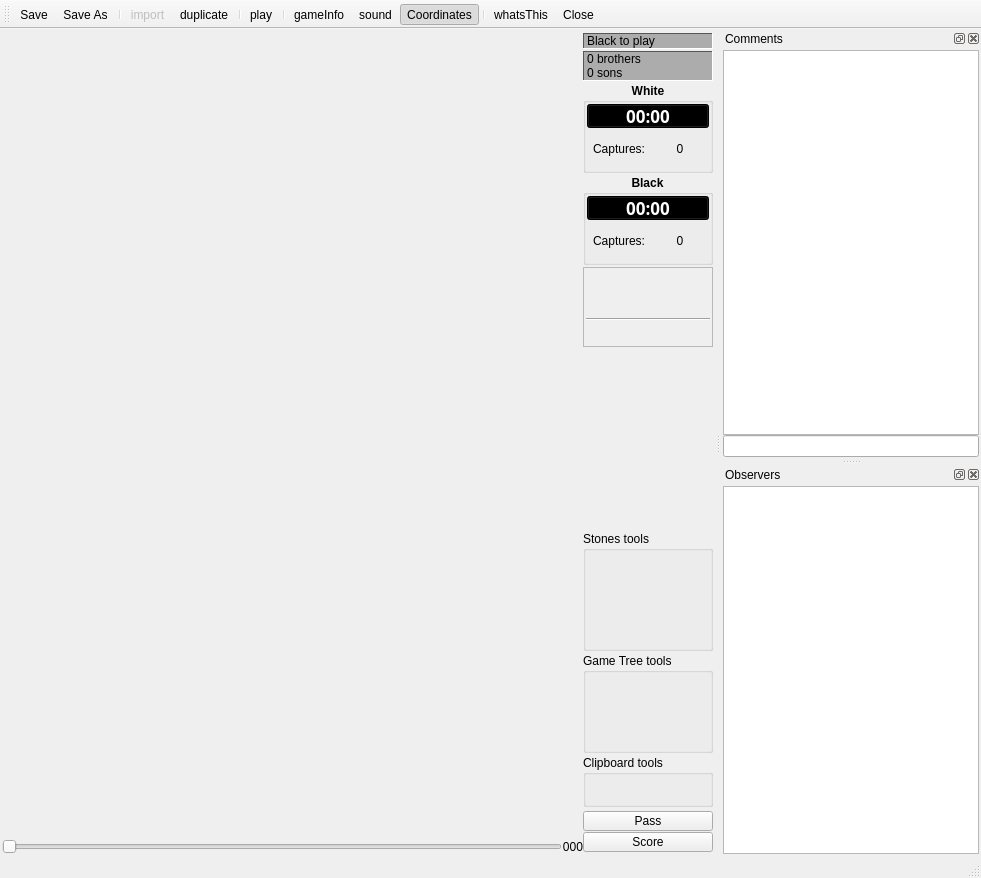
pzorin/qgo, file src/board/boardwindow.ui: the form before one commit.
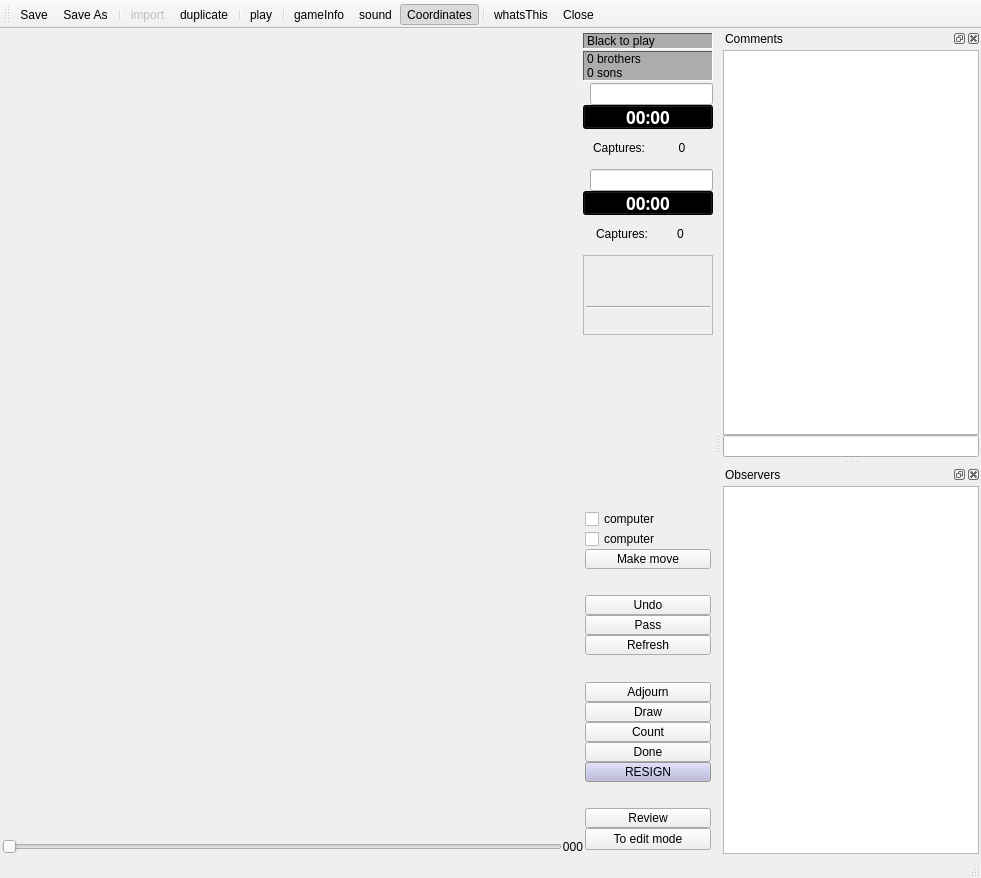
The form after the commit. Icons and pictures are not drawn. Custom widgets are drawn as their Qt base class.

Commit message: Merge computer and edit mode

```diff
--- a/src/board/boardwindow.ui
+++ b/src/board/boardwindow.ui
@@ -1220,47 +1220,31 @@
             <number>0</number>
            </property>
            <item>
-            <widget class="QGroupBox" name="whiteFrame">
-             <property name="sizePolicy">
-              <sizepolicy hsizetype="Preferred" vsizetype="Minimum">
-               <horstretch>0</horstretch>
-               <verstretch>0</verstretch>
-              </sizepolicy>
-             </property>
-             <property name="minimumSize">
-              <size>
-               <width>16</width>
-               <height>60</height>
-              </size>
-             </property>
-             <property name="font">
-              <font>
-               <weight>75</weight>
-               <bold>true</bold>
-              </font>
-             </property>
-             <property name="title">
-              <string>White</string>
-             </property>
+            <layout class="QVBoxLayout" name="whiteLayout">
+             <item>
+              <layout class="QHBoxLayout" name="horizontalLayout_2">
+               <item>
+                <widget class="QLabel" name="label">
+                 <property name="text">
+                  <string/>
+                 </property>
+                 <property name="pixmap">
+                  <pixmap resource="board.qrc">:/boardicons/resources/pics/stone_white.png</pixmap>
+                 </property>
+                </widget>
+               </item>
+               <item>
+                <widget class="QLineEdit" name="whiteName">
              <property name="alignment">
-              <set>Qt::AlignHCenter</set>
-             </property>
-             <layout class="QVBoxLayout">
-              <property name="spacing">
-               <number>0</number>
-              </property>
-              <property name="leftMargin">
-               <number>1</number>
-              </property>
-              <property name="topMargin">
-               <number>1</number>
-              </property>
-              <property name="rightMargin">
-               <number>1</number>
-              </property>
-              <property name="bottomMargin">
-               <number>1</number>
-              </property>
+                  <set>Qt::AlignCenter</set>
+                 </property>
+                 <property name="readOnly">
+                  <bool>true</bool>
+                 </property>
+                </widget>
+               </item>
+              </layout>
+             </item>
               <item>
                <widget class="QPushButton" name="pb_timeWhite">
                 <property name="sizePolicy">
@@ -1800,12 +1784,6 @@
                 </property>
                 <item>
                  <widget class="QLabel" name="TextLabel2">
-                  <property name="font">
-                   <font>
-                    <weight>50</weight>
-                    <bold>false</bold>
-                   </font>
-                  </property>
                   <property name="text">
                    <string>Captures:</string>
                   </property>
@@ -1816,70 +1794,44 @@
                 </item>
                 <item>
                  <widget class="QLabel" name="capturesWhite">
-                  <property name="font">
-                   <font>
-                    <weight>50</weight>
-                    <bold>false</bold>
-                   </font>
-                  </property>
                   <property name="text">
                    <string>0</string>
                   </property>
                   <property name="alignment">
                    <set>Qt::AlignCenter</set>
                   </property>
-                  <property name="margin">
-                   <number>0</number>
-                  </property>
                  </widget>
                 </item>
                </layout>
               </item>
              </layout>
-            </widget>
            </item>
            <item>
-            <widget class="QGroupBox" name="blackFrame">
-             <property name="sizePolicy">
-              <sizepolicy hsizetype="Preferred" vsizetype="Minimum">
-               <horstretch>0</horstretch>
-               <verstretch>0</verstretch>
-              </sizepolicy>
-             </property>
-             <property name="minimumSize">
-              <size>
-               <width>16</width>
-               <height>60</height>
-              </size>
-             </property>
-             <property name="font">
-              <font>
-               <weight>75</weight>
-               <bold>true</bold>
-              </font>
-             </property>
-             <property name="title">
-              <string>Black</string>
-             </property>
+            <layout class="QVBoxLayout" name="blackLayout">
+             <item>
+              <layout class="QHBoxLayout" name="horizontalLayout_3">
+               <item>
+                <widget class="QLabel" name="blackLabel">
+                 <property name="text">
+                  <string/>
+                 </property>
+                 <property name="pixmap">
+                  <pixmap resource="board.qrc">:/boardicons/resources/pics/stone_plain.png</pixmap>
+                 </property>
+                </widget>
+               </item>
+               <item>
+                <widget class="QLineEdit" name="blackName">
              <property name="alignment">
-              <set>Qt::AlignHCenter</set>
-             </property>
-             <layout class="QVBoxLayout">
-              <property name="spacing">
-               <number>0</number>
-              </property>
-              <property name="leftMargin">
-               <number>1</number>
-              </property>
-              <property name="topMargin">
-               <number>1</number>
-              </property>
-              <property name="rightMargin">
-               <number>1</number>
-              </property>
-              <property name="bottomMargin">
-               <number>1</number>
-              </property>
+                  <set>Qt::AlignCenter</set>
+                 </property>
+                 <property name="readOnly">
+                  <bool>true</bool>
+                 </property>
+                </widget>
+               </item>
+              </layout>
+             </item>
               <item>
                <widget class="QPushButton" name="pb_timeBlack">
                 <property name="sizePolicy">
@@ -2401,30 +2353,9 @@
                </widget>
               </item>
               <item>
-               <layout class="QHBoxLayout">
-                <property name="spacing">
-                 <number>6</number>
-                </property>
-                <property name="leftMargin">
-                 <number>0</number>
-                </property>
-                <property name="topMargin">
-                 <number>0</number>
-                </property>
-                <property name="rightMargin">
-                 <number>0</number>
-                </property>
-                <property name="bottomMargin">
-                 <number>0</number>
-                </property>
+              <layout class="QHBoxLayout" name="_2">
                 <item>
                  <widget class="QLabel" name="TextLabel2_2">
-                  <property name="font">
-                   <font>
-                    <weight>50</weight>
-                    <bold>false</bold>
-                   </font>
-                  </property>
                   <property name="text">
                    <string>Captures:</string>
                   </property>
@@ -2435,27 +2366,17 @@
                 </item>
                 <item>
                  <widget class="QLabel" name="capturesBlack">
-                  <property name="font">
-                   <font>
-                    <weight>50</weight>
-                    <bold>false</bold>
-                   </font>
-                  </property>
                   <property name="text">
                    <string>0</string>
                   </property>
                   <property name="alignment">
                    <set>Qt::AlignCenter</set>
                   </property>
-                  <property name="margin">
-                   <number>0</number>
-                  </property>
                  </widget>
                 </item>
                </layout>
               </item>
              </layout>
-            </widget>
            </item>
           </layout>
          </widget>
@@ -3422,7 +3343,7 @@
        <item>
         <widget class="QStackedWidget" name="tabTools">
          <property name="currentIndex">
-          <number>0</number>
+          <number>1</number>
          </property>
          <widget class="QWidget" name="page_3">
           <property name="minimumSize">
@@ -4455,19 +4376,62 @@
              </item>
             </layout>
            </item>
-          </layout>
-         </widget>
-         <widget class="QWidget" name="page_4">
-          <widget class="QWidget" name="layoutWidget">
-           <property name="geometry">
-            <rect>
-             <x>0</x>
-             <y>11</y>
-             <width>129</width>
-             <height>259</height>
-            </rect>
-           </property>
+           <item>
+            <widget class="QPushButton" name="buttonModeLocal">
+             <property name="text">
+              <string>To game mode</string>
+             </property>
+            </widget>
+           </item>
+          </layout>
+         </widget>
+         <widget class="QWidget" name="tabPlay">
+          <layout class="QVBoxLayout" name="verticalLayout_3">
+           <item>
            <layout class="QVBoxLayout" name="verticalLayout">
+             <item>
+              <layout class="QVBoxLayout" name="computerControls">
+               <item>
+                <widget class="QCheckBox" name="computerBlack">
+                 <property name="text">
+                  <string>computer</string>
+                 </property>
+                 <property name="icon">
+                  <iconset resource="board.qrc">
+                   <normaloff>:/boardicons/resources/pics/stone_black.png</normaloff>:/boardicons/resources/pics/stone_black.png</iconset>
+                 </property>
+                </widget>
+               </item>
+               <item>
+                <widget class="QCheckBox" name="computerWhite">
+                 <property name="text">
+                  <string>computer</string>
+                 </property>
+                 <property name="icon">
+                  <iconset resource="board.qrc">
+                   <normaloff>:/boardicons/resources/pics/stone_white.png</normaloff>:/boardicons/resources/pics/stone_white.png</iconset>
+                 </property>
+                </widget>
+               </item>
+               <item>
+                <widget class="QPushButton" name="computerMakeMove">
+                 <property name="maximumSize">
+                  <size>
+                   <width>16777215</width>
+                   <height>20</height>
+                  </size>
+                 </property>
+                 <property name="text">
+                  <string>Make move</string>
+                 </property>
+                 <property name="icon">
+                  <iconset resource="../application.qrc">
+                   <normaloff>:/resources/pics/toolbar_3.png</normaloff>:/resources/pics/toolbar_3.png</iconset>
+                 </property>
+                </widget>
+               </item>
+              </layout>
+             </item>
             <item>
              <spacer>
               <property name="orientation">
@@ -5232,8 +5196,16 @@
               </property>
              </widget>
             </item>
-           </layout>
-          </widget>
+             <item>
+              <widget class="QPushButton" name="buttonModeEdit">
+               <property name="text">
+                <string>To edit mode</string>
+               </property>
+              </widget>
+             </item>
+            </layout>
+           </item>
+          </layout>
          </widget>
         </widget>
        </item>
```
Left out of the diff: 7 changed lines with no effect on the pictures. Lines whose indentation alone changed are shown as unchanged. The commit also changes 21 other files.
